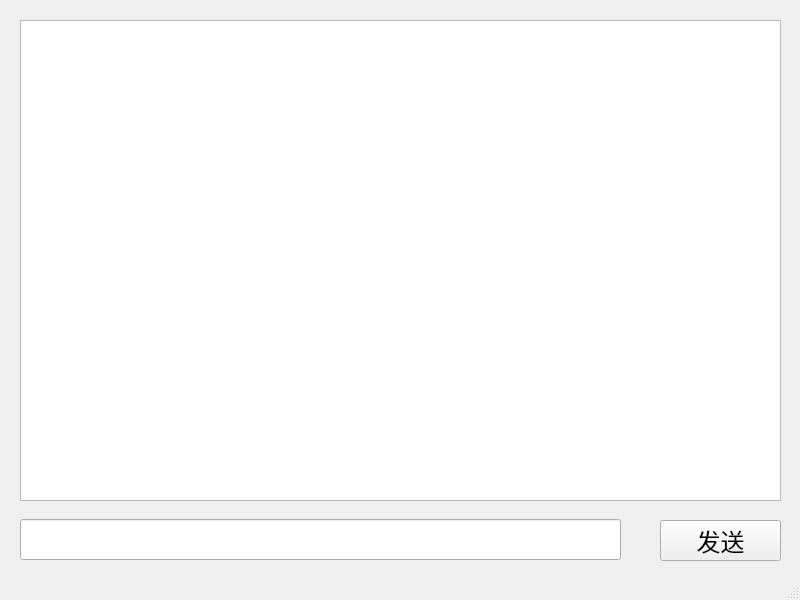
ysm2026/chat_project, file ChatClient/chatclient.ui: the form before one commit.
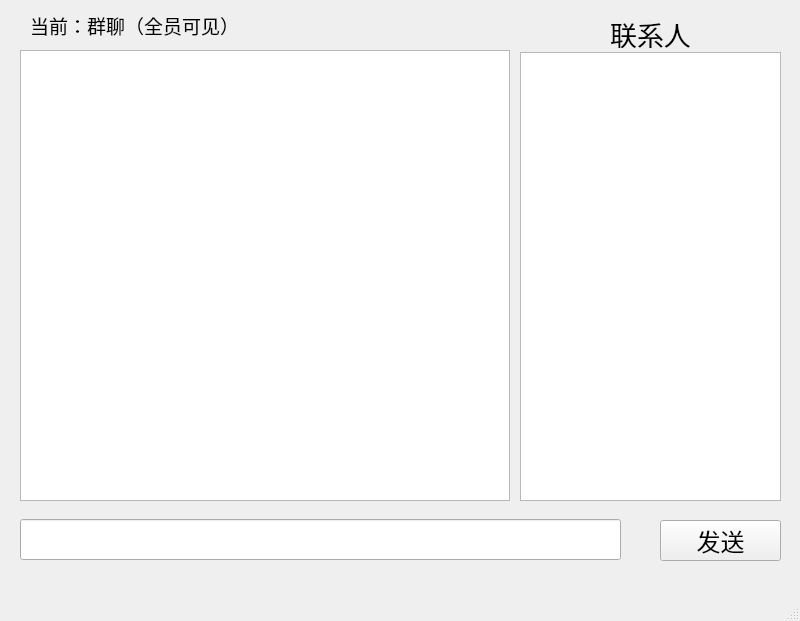
The form after the commit.

```diff
--- a/ChatClient/chatclient.ui
+++ b/ChatClient/chatclient.ui
@@ -7,7 +7,7 @@
     <x>0</x>
     <y>0</y>
     <width>800</width>
-    <height>600</height>
+    <height>621</height>
    </rect>
   </property>
   <property name="windowTitle">
@@ -18,14 +18,51 @@
     <property name="geometry">
      <rect>
       <x>20</x>
+      <y>50</y>
+      <width>490</width>
+      <height>451</height>
+     </rect>
+    </property>
+    <property name="font">
+     <font>
+      <pointsize>14</pointsize>
+     </font>
+    </property>
+   </widget>
+   <widget class="QLabel" name="contact_label">
+    <property name="geometry">
+     <rect>
+      <x>520</x>
       <y>20</y>
-      <width>761</width>
-      <height>481</height>
+      <width>261</width>
+      <height>28</height>
      </rect>
     </property>
     <property name="font">
      <font>
-      <pointsize>18</pointsize>
+      <pointsize>20</pointsize>
+      <bold>false</bold>
+     </font>
+    </property>
+    <property name="text">
+     <string>联系人</string>
+    </property>
+    <property name="alignment">
+     <set>Qt::AlignmentFlag::AlignCenter</set>
+    </property>
+   </widget>
+   <widget class="QListWidget" name="user_listWidget">
+    <property name="geometry">
+     <rect>
+      <x>520</x>
+      <y>52</y>
+      <width>261</width>
+      <height>449</height>
+     </rect>
+    </property>
+    <property name="font">
+     <font>
+      <pointsize>12</pointsize>
      </font>
     </property>
    </widget>
@@ -62,6 +99,24 @@
      <string>发送</string>
     </property>
    </widget>
+   <widget class="QLabel" name="chatMode_label">
+    <property name="geometry">
+     <rect>
+      <x>30</x>
+      <y>10</y>
+      <width>461</width>
+      <height>31</height>
+     </rect>
+    </property>
+    <property name="font">
+     <font>
+      <pointsize>14</pointsize>
+     </font>
+    </property>
+    <property name="text">
+     <string>当前：群聊（全员可见）</string>
+    </property>
+   </widget>
   </widget>
   <widget class="QMenuBar" name="menubar">
    <property name="geometry">
```
